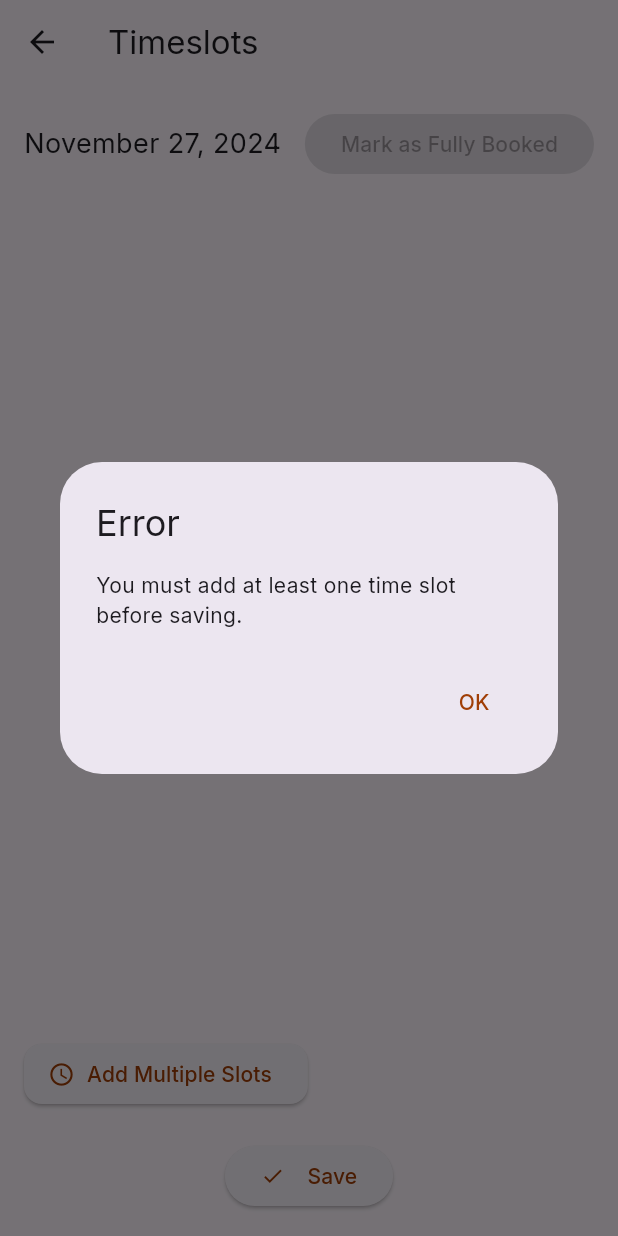
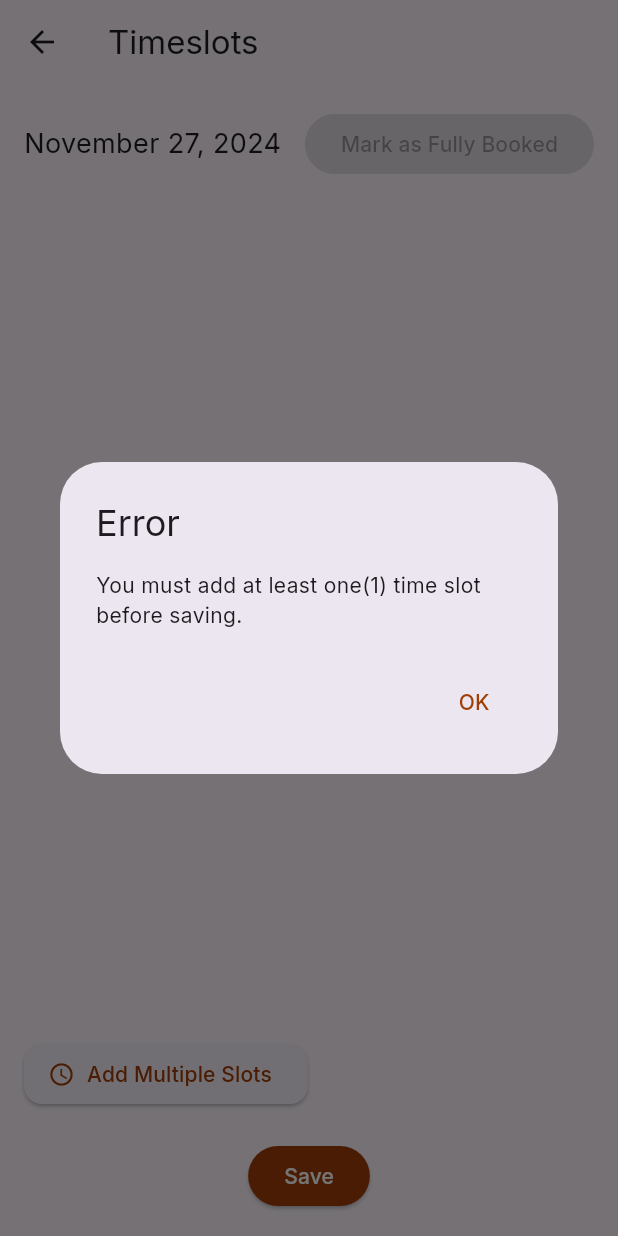
Before and after one commit to Pamfurred-Service-Provider/pamfurred_service_provider, a Flutter app: the AppointmentTimeSlotScreen screen opened directly with empty values, after a tap on "Save", on a phone screen of 412 x 824 dp. Run offline on Flutter 3.47's test engine with Material 3 defaults, Android fonts, the phone set to English and light mode, and no system bars; our stand-ins replace animated_custom_dropdown, badges, email_validator, firebase_core, firebase_messaging, fl_chart and 12 more; missing offline and left inert: philippines_rpcmb; accounts and stored records are empty.

Commit message:
appointment_time_slot - added and added confirmation dialog

```diff
--- a/lib/screens/appointment_time_slot.dart
+++ b/lib/screens/appointment_time_slot.dart
@@ -1,7 +1,9 @@
 import 'package:flutter/material.dart';
 import 'package:intl/intl.dart';
+import 'package:service_provider/components/globals.dart';
 import 'package:supabase_flutter/supabase_flutter.dart'; // Import Supabase package
 import 'package:service_provider/Widgets/error_dialog.dart';
+import 'package:service_provider/Widgets/confirmation_dialog.dart';
 
 class AppointmentTimeSlotScreen extends StatefulWidget {
   final DateTime selectedDate;
@@ -69,7 +71,7 @@ class AppointmentTimeSlotScreenState extends State<AppointmentTimeSlotScreen> {
     }
   }
 
-  void _toggleFullyBooked() async {
+  Future<void> _toggleFullyBooked() async {
     // Ensure at least one time slot is added before marking as fully booked
     if (timeSlots.isEmpty) {
       ScaffoldMessenger.of(context).showSnackBar(
@@ -84,7 +86,6 @@ class AppointmentTimeSlotScreenState extends State<AppointmentTimeSlotScreen> {
     final selectedDateString =
         DateFormat('yyyy-MM-dd').format(widget.selectedDate);
 
-    try {
     // Attempt to fetch the existing availability record
     final availabilityResponse = await supabase
         .from('service_provider_availability')
@@ -110,18 +111,12 @@ class AppointmentTimeSlotScreenState extends State<AppointmentTimeSlotScreen> {
 
     // Update the 'is_fully_booked' status after ensuring the record exists
     final newFullyBookedStatus = !isFullyBooked;
-      // ignore: unused_local_variable
     final response = await supabase
         .from('service_provider_availability')
         .update({'is_fully_booked': newFullyBookedStatus})
         .eq('sp_id', widget.spId)
         .eq('availability_date', selectedDateString)
         .execute();
-    } catch (e) {
-      ScaffoldMessenger.of(context).showSnackBar(
-        SnackBar(content: Text('Error: $e')),
-      );
-    }
   }
 
   void _removeTimeSlot(int index) {
@@ -240,7 +235,7 @@ class AppointmentTimeSlotScreenState extends State<AppointmentTimeSlotScreen> {
                   Navigator.pop(context);
                 } catch (e) {
                   ScaffoldMessenger.of(context).showSnackBar(
-                    SnackBar(content: Text('Invalid input: $e')),
+                    SnackBar(content: Text('Invalid input')),
                   );
                 }
               },
@@ -255,7 +250,7 @@ class AppointmentTimeSlotScreenState extends State<AppointmentTimeSlotScreen> {
   Future<void> _saveToSupabase() async {
     if (!isFullyBooked && timeSlots.isEmpty) {
       showErrorDialog(
-          context, "You must add at least one time slot before saving.");
+          context, "You must add at least one(1) time slot before saving.");
       return;
     }
 
@@ -306,7 +301,7 @@ class AppointmentTimeSlotScreenState extends State<AppointmentTimeSlotScreen> {
       Navigator.pop(context);
     } catch (e) {
       ScaffoldMessenger.of(context).showSnackBar(
-        SnackBar(content: Text('Error: $e')),
+        SnackBar(content: Text('Error')),
       );
     } finally {
       setState(() {
@@ -343,10 +338,21 @@ class AppointmentTimeSlotScreenState extends State<AppointmentTimeSlotScreen> {
                   ElevatedButton(
                     onPressed: timeSlots.isEmpty
                         ? null
-                        : _toggleFullyBooked, // Disable if no slots added
-                    child: Text(isFullyBooked
-                        ? "Unmark Fully Booked"
-                        : "Mark as Fully Booked"),
+                        : () async {
+                            // Show confirmation dialog
+                            bool? confirmed = await ConfirmationDialog.show(
+                              context,
+                              title: 'Mark as Fully Booked',
+                              content:
+                                  'Are you sure you want to mark this day as fully booked?',
+                            );
+
+                            // If the user confirmed, toggle the fully booked status
+                            if (confirmed == true) {
+                              await _toggleFullyBooked(); // Mark as fully booked
+                            }
+                          },
+                    child: const Text("Mark as Fully Booked"),
                   ),
               ],
             ),
@@ -413,18 +419,19 @@ class AppointmentTimeSlotScreenState extends State<AppointmentTimeSlotScreen> {
               ),
               const SizedBox(height: 20),
               Center(
+                child: ElevatedButton(
+                  onPressed: () async {
+                    await _saveToSupabase();
+                  },
+                  style: ElevatedButton.styleFrom(
+                      backgroundColor: primaryColor,
+                      foregroundColor: Colors.white),
                   child: isLoading
-                    ? const CircularProgressIndicator()
-                    : ElevatedButton(
-                        onPressed: _saveToSupabase,
-                        child: const Row(
-                          mainAxisSize: MainAxisSize.min,
-                          children: [
-                            Icon(Icons.check, size: 16),
-                            SizedBox(width: 15),
-                            Text("Save"),
-                          ],
-                        ),
+                      ? const CircularProgressIndicator(
+                          color: Colors.white,
+                        )
+                      : const Text('Save',
+                          style: TextStyle(color: Colors.white)),
                 ),
               ),
             ],
```
Lines whose indentation alone changed are shown as unchanged.
